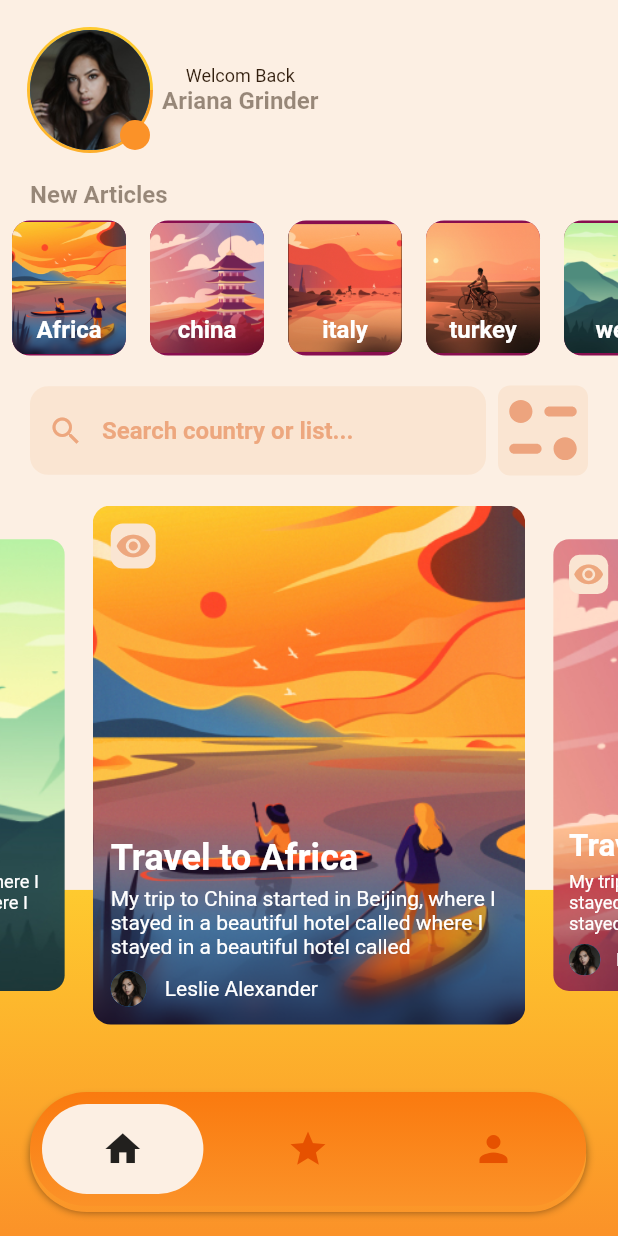
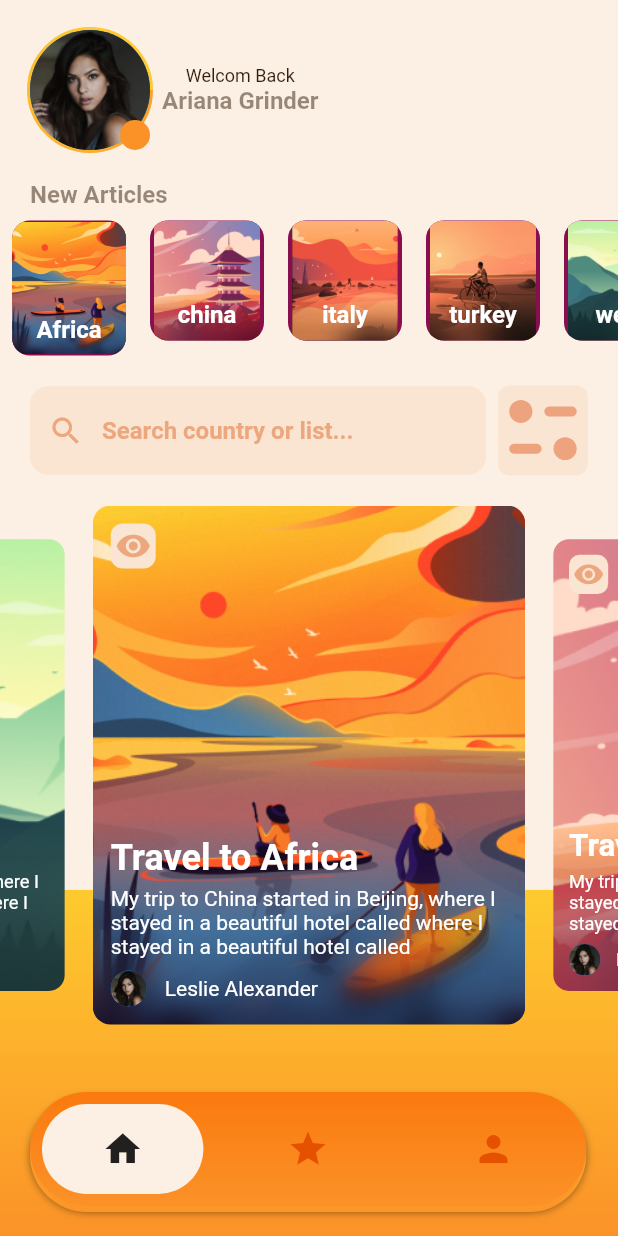
Before and after one commit to Swan1993/ui_app_maktab_khoneh, a Flutter app: the screen it shows after launch, on a phone screen of 412 x 824 dp. Run offline on Flutter 3.47's test engine with Material 2 defaults, Android fonts, the light colour scheme and no system bars; drawn by our look-alikes of carousel_slider; our stand-ins replace flutter_svg.

Commit message:
add animation article

```diff
--- a/lib/home.dart
+++ b/lib/home.dart
@@ -13,6 +13,7 @@
 
 class Home extends StatelessWidget {
   const Home({Key? key}) : super(key: key);
+
   @override
   Widget build(BuildContext context) {
     return Scaffold(
--- a/lib/screen/article_view.dart
+++ b/lib/screen/article_view.dart
@@ -2,10 +2,22 @@
 import 'package:ui_app_maktabkhoneh/const/constant.dart';
 import 'package:ui_app_maktabkhoneh/const/list_country.dart';
 
-class ArticlesView extends StatelessWidget {
+class ArticlesView extends StatefulWidget {
   const ArticlesView({
     super.key,
   });
+
+  @override
+  State<ArticlesView> createState() => _ArticlesViewState();
+}
+
+class _ArticlesViewState extends State<ArticlesView> {
+  var select = 0;
+  @override
+  void initState() {
+    select;
+    super.initState();
+  }
 
   @override
   Widget build(BuildContext context) {
@@ -17,12 +29,21 @@
         shrinkWrap: true,
         scrollDirection: Axis.horizontal,
         itemBuilder: (context, index) {
-          return Padding(
-            padding:
-                const EdgeInsets.only(left: small, right: small, top: small),
-            child: Container(
+          return Column(
+            children: [
+              InkWell(
+                onTap: () {
+                  setState(() {
+                    select = index;
+                  });
+                },
+                child: Padding(
+                  padding: const EdgeInsets.only(
+                      left: small, right: small, top: small),
+                  child: AnimatedContainer(
+                    duration: const Duration(milliseconds: 300),
                     alignment: Alignment.bottomCenter,
-              height: 80,
+                    height: select == index ? 90 : 80,
                     width: 76,
                     decoration: BoxDecoration(
                       color: Colors.pink.shade900,
@@ -39,6 +60,9 @@
                       ),
                     ),
                   ),
+                ),
+              ),
+            ],
           );
         },
       ),
```
Lines whose indentation alone changed are shown as unchanged.
